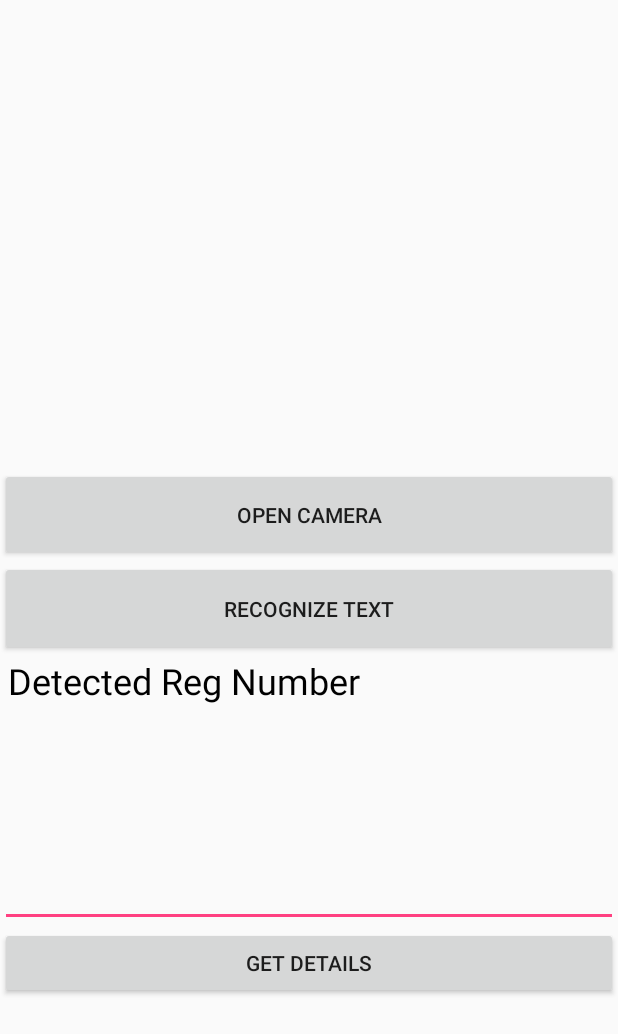
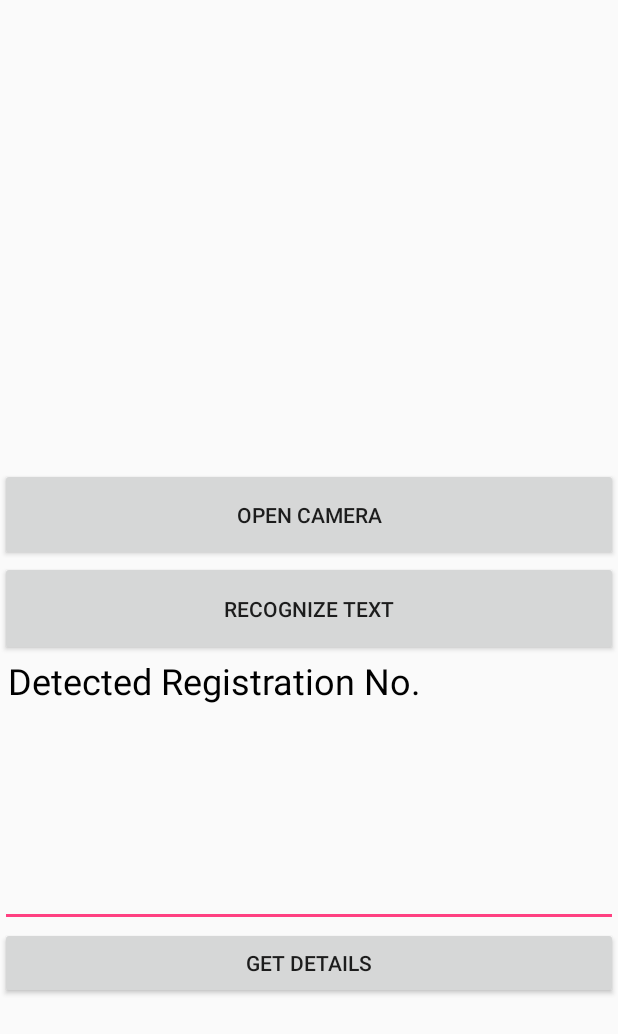
Before and after one commit to Yaswanth3277/vdetails, an Android app: the takePic screen opened directly, with no data from a screen before it, on a phone screen of 412 x 824 dp. Shown: the top 1034 px of the screen. Run offline under Robolectric (Android 15) with nearby library versions, the phone set to English and light mode, and no system bars.

Commit message:
slight change in text titles

```diff
--- a/app/src/main/java/com/example/vdetails/vehicleDetails.java
+++ b/app/src/main/java/com/example/vdetails/vehicleDetails.java
@@ -94,7 +94,7 @@ public class vehicleDetails extends AppCompatActivity {
                 String host = "www.regcheck.org.uk";
                 Socket socket = new Socket(host, 80);
 
-                String request = "GET http://www.regcheck.org.uk/api/reg.asmx/CheckIndia?RegistrationNumber="+Vehicle_number+"&username=lolwa HTTP/1.0\r\n\r\n";
+                String request = "GET http://www.regcheck.org.uk/api/reg.asmx/CheckIndia?RegistrationNumber="+Vehicle_number+"&username=shwethas HTTP/1.0\r\n\r\n";
                 OutputStream os = socket.getOutputStream();
                 os.write(request.getBytes());
                 os.flush();
--- a/app/src/main/res/layout/take_pic.xml
+++ b/app/src/main/res/layout/take_pic.xml
@@ -28,8 +28,8 @@
         android:id="@+id/textView16"
         android:layout_width="match_parent"
         android:layout_height="wrap_content"
-        android:text="Detected Reg Number"
         android:paddingLeft="5dp"
+        android:text="Detected Registration No."
         android:textColor="#000000"
         android:textSize="24dp" />
 
--- a/app/src/main/res/layout/upload_pic.xml
+++ b/app/src/main/res/layout/upload_pic.xml
@@ -34,7 +34,7 @@
         android:layout_height="wrap_content"
         android:layout_marginTop="10dp"
         android:paddingStart="5dp"
-        android:text="Recognized Text"
+        android:text="Detected Registration No."
         android:textColor="@android:color/black"
         android:textColorHighlight="#005A1F1F"
         android:textSize="24dp" />
```
